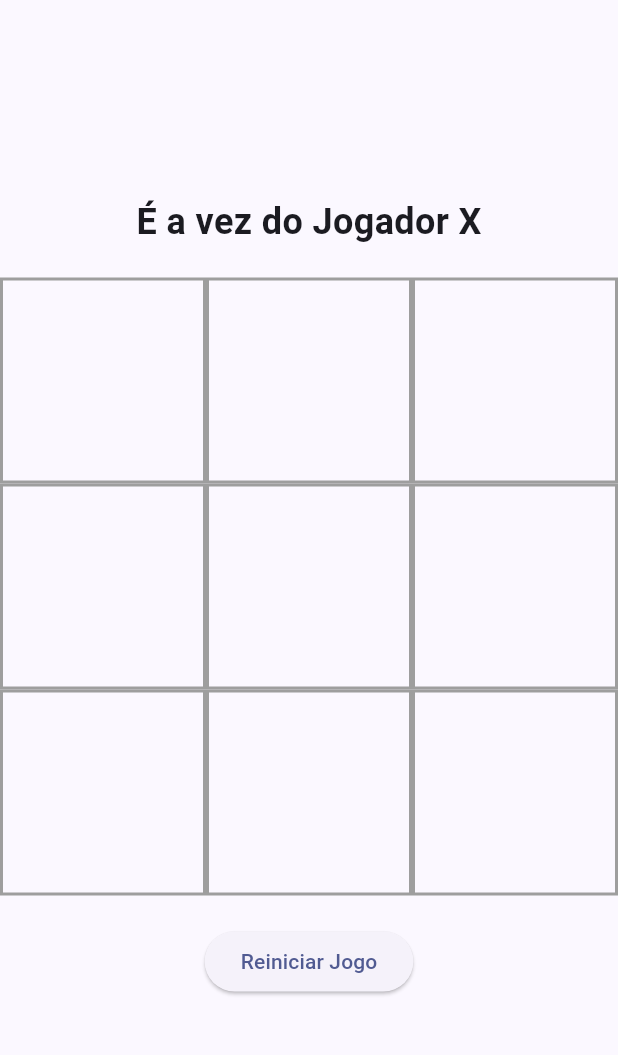
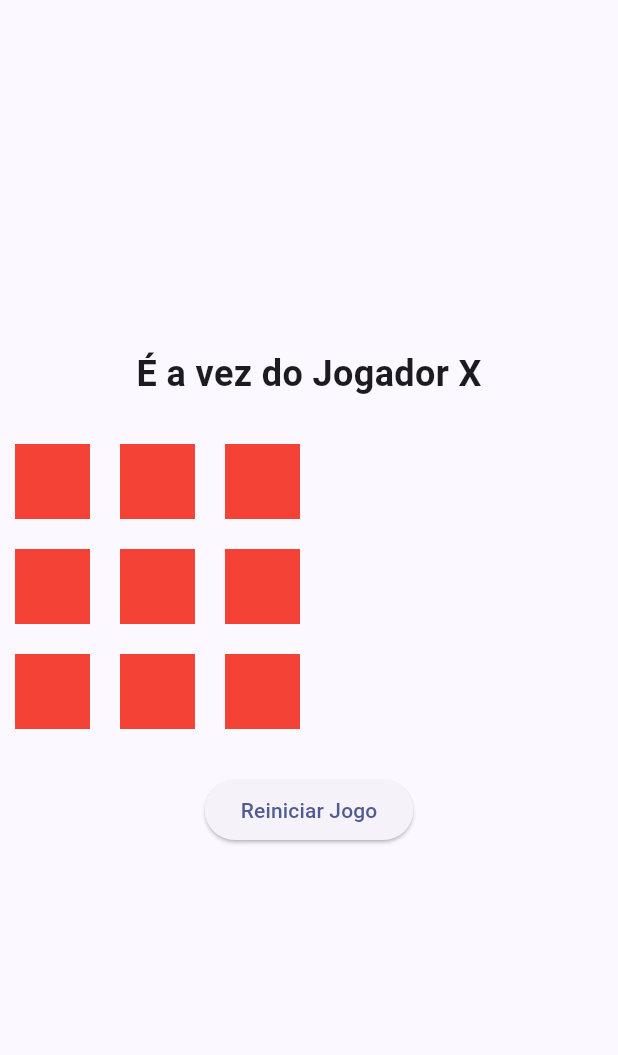
Before and after one commit to BryamFLA/oficinaUTFPR, a Flutter app: the screen it shows after launch, on a phone screen of 412 x 824 dp, the part 63-1118 px from its top. Run offline on Flutter 3.47's test engine with Material 3 defaults, Android fonts, the phone set to English and light mode, and no system bars.

Commit message:
Simplificando código
Deixando o código mais bruto, com lógicas maiores mas mais simples de entender para a aula!

```diff
--- a/velhagame/lib/main.dart
+++ b/velhagame/lib/main.dart
@@ -1,4 +1,3 @@
-// lib/main.dart
 import 'package:flutter/material.dart';
 import 'package:velhagame/screens/game_screen.dart';
 
--- a/velhagame/lib/models/game_modal.dart
+++ b/velhagame/lib/models/game_modal.dart
@@ -9,7 +9,11 @@ class TicTacToeGame {
   }
 
   void resetGame() {
-    board = List.generate(3, (_) => List.generate(3, (_) => ''));
+    board = [
+      ['', '', ''],
+      ['', '', ''],
+      ['', '', ''],
+    ];
     currentPlayer = 'X';
     isGameOver = false;
     winner = '';
@@ -64,8 +68,13 @@ class TicTacToeGame {
     }
 
     // Verificar empate (Deu Velha)
-    if (!board.any((row) => row.any((cell) => cell.isEmpty))) {
-      _endGame(''); // Vencedor vazio significa empate
+    for (int i = 0; i < 3; i++) {
+      for (int j = 0; j < 3; j++) {
+        if (board[i][j].isEmpty) {
+          return;
+        }
+      }
+      _endGame('');
     }
   }
 
--- a/velhagame/lib/screens/game_screen.dart
+++ b/velhagame/lib/screens/game_screen.dart
@@ -33,6 +33,7 @@ class _GameScreenState extends State<GameScreen> {
       body: Center(
         child: Column(
           mainAxisAlignment: MainAxisAlignment.center,
+          crossAxisAlignment: CrossAxisAlignment.center,
           children: [
             GameStatus(
               isGameOver: _game.isGameOver,
--- a/velhagame/lib/widgets/game_bord.dart
+++ b/velhagame/lib/widgets/game_bord.dart
@@ -10,21 +10,30 @@ class GameBoard extends StatelessWidget {
 
   @override
   Widget build(BuildContext context) {
-    return GridView.builder(
-      shrinkWrap: true,
-      physics: const NeverScrollableScrollPhysics(),
-      gridDelegate: const SliverGridDelegateWithFixedCrossAxisCount(
-        crossAxisCount: 3,
-      ),
-      itemCount: 9,
-      itemBuilder: (context, index) {
-        final row = index ~/ 3;
-        final col = index % 3;
-        return GameCell(
-          symbol: board[row][col],
-          onTap: () => onCellTap(row, col),
-        );
-      },
+    return Column(
+      children: [
+        Row(
+          children: [
+            GameCell(symbol: board[0][0], onTap: () => onCellTap(0, 0)),
+            GameCell(symbol: board[0][1], onTap: () => onCellTap(0, 1)),
+            GameCell(symbol: board[0][2], onTap: () => onCellTap(0, 2)),
+          ],
+        ),
+        Row(
+          children: [
+            GameCell(symbol: board[1][0], onTap: () => onCellTap(1, 0)),
+            GameCell(symbol: board[1][1], onTap: () => onCellTap(1, 1)),
+            GameCell(symbol: board[1][2], onTap: () => onCellTap(1, 2)),
+          ],
+        ),
+        Row(
+          children: [
+            GameCell(symbol: board[2][0], onTap: () => onCellTap(2, 0)),
+            GameCell(symbol: board[2][1], onTap: () => onCellTap(2, 1)),
+            GameCell(symbol: board[2][2], onTap: () => onCellTap(2, 2)),
+          ],
+        ),
+      ],
     );
   }
 }
--- a/velhagame/lib/widgets/game_cell.dart
+++ b/velhagame/lib/widgets/game_cell.dart
@@ -14,13 +14,12 @@ class GameCell extends StatelessWidget {
       child: Container(
         width: 50,
         height: 50,
-        decoration: BoxDecoration(
-          border: Border.all(color: Colors.grey, width: 2),
-        ),
+        margin: EdgeInsets.all(10),
+        color: Colors.red,
         child: Center(
           child: Text(
             symbol,
-            style: const TextStyle(fontSize: 72, fontWeight: FontWeight.bold),
+            style: TextStyle(fontSize: 72, fontWeight: FontWeight.bold),
           ),
         ),
       ),
```
Also changed, not shown: 1 other file.
